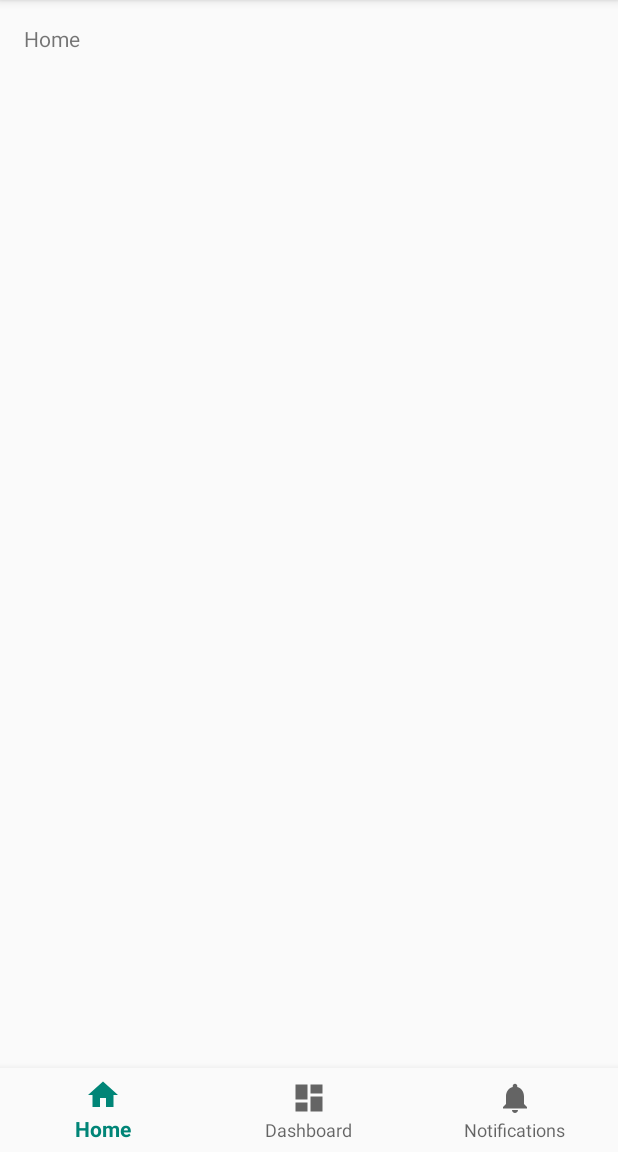
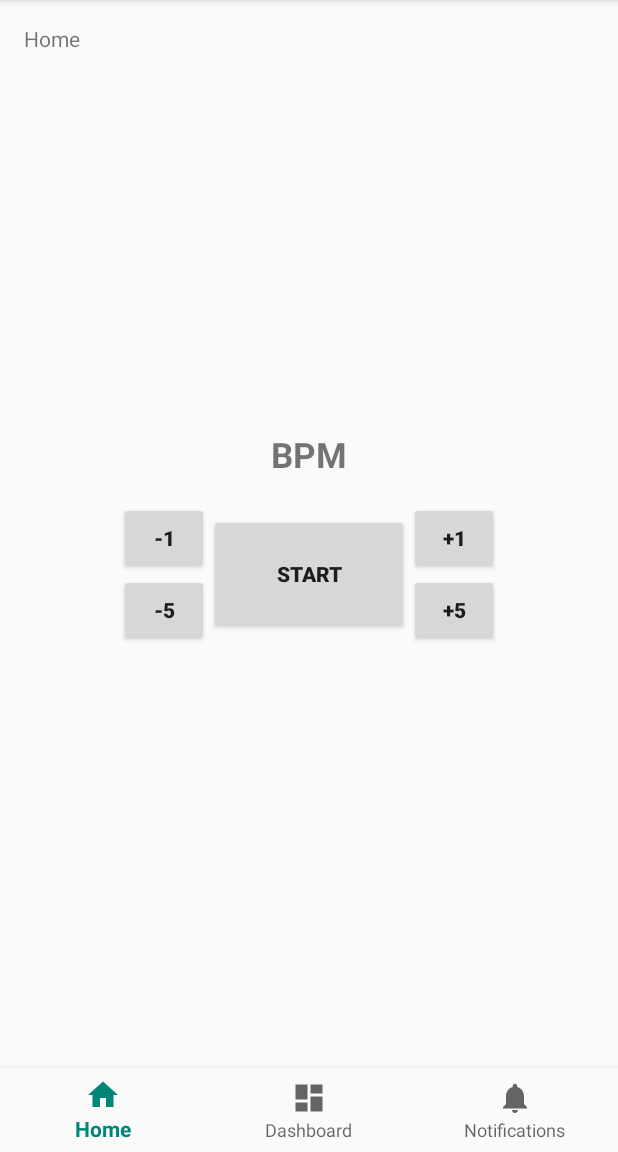
Before and after one commit to andredxc/embarcados, an Android app: the screen it shows after launch (MainActivity), on a phone screen of 412 x 824 dp, the part 84-1236 px from its top. Run offline under Robolectric (Android 15) with nearby library versions, the phone set to English and light mode, and no system bars.

Commit message:
Funcionando o metronomo

```diff
--- a/togepy/app/src/main/java/com/example/togepy/MainActivity.java
+++ b/togepy/app/src/main/java/com/example/togepy/MainActivity.java
@@ -7,11 +7,15 @@ import com.google.android.material.bottomnavigation.BottomNavigationView;
 import androidx.appcompat.app.AppCompatActivity;
 import androidx.annotation.NonNull;
 
+import android.util.Log;
 import android.view.MenuItem;
+import android.view.View;
+import android.widget.Button;
 import android.widget.TextView;
 
 public class MainActivity extends AppCompatActivity {
     private TextView mTextMessage;
+    private Metronome _metronome = null;
 
     private BottomNavigationView.OnNavigationItemSelectedListener mOnNavigationItemSelectedListener
             = new BottomNavigationView.OnNavigationItemSelectedListener() {
@@ -40,6 +44,47 @@ public class MainActivity extends AppCompatActivity {
         BottomNavigationView navView = findViewById(R.id.nav_view);
         mTextMessage = findViewById(R.id.message);
         navView.setOnNavigationItemSelectedListener(mOnNavigationItemSelectedListener);
+
+        _metronome = new Metronome();
     }
 
+    //Handles "start metronome" XML button
+    public void activateMetronome(View view){
+
+        if(_metronome.getIsRunning()){
+            //Metronome is running
+            _metronome.stop();
+            Button mButton = (Button)findViewById(R.id.activate_metronome);
+            mButton.setText(R.string.start_metronome);
+        }
+        else{
+            _metronome.setBpmTextView((TextView) findViewById(R.id.bpmTextView));
+            _metronome.start(this);
+            Button mButton = (Button)findViewById(R.id.activate_metronome);
+            mButton.setText(R.string.stop_metronome);
+        }
+    }
+
+    //Handles time changing XML buttons
+    public void changeMetronomeTime(View view){
+
+        switch(view.getId()){
+
+            case R.id.timePlusOne:
+                _metronome.increaseBpm(1);
+                break;
+            case R.id.timePlusFive:
+                _metronome.increaseBpm(5);
+                break;
+            case R.id.timeMinusOne:
+                _metronome.decreaseBpm(1);
+                break;
+            case R.id.timeMinusFive:
+                _metronome.decreaseBpm(5);
+                break;
+            default:
+                Log.e("Internal", "Unrecognized button id");
+        }
+
+    }
 }
--- a/togepy/app/src/main/res/layout/activity_main.xml
+++ b/togepy/app/src/main/res/layout/activity_main.xml
@@ -18,6 +18,90 @@
         app:layout_constraintLeft_toLeftOf="parent"
         app:layout_constraintTop_toTopOf="parent" />
 
+    <TextView
+        android:id="@+id/bpmTextView"
+        android:layout_width="wrap_content"
+        android:layout_height="wrap_content"
+        android:textStyle="bold"
+        android:text="BPM"
+        android:textSize="35px"
+        app:layout_constraintRight_toRightOf="parent"
+        app:layout_constraintLeft_toLeftOf="parent"
+        app:layout_constraintBottom_toTopOf="@+id/linearLayout"
+        app:layout_constraintTop_toTopOf="parent"
+        app:layout_constraintVertical_bias="1.0" />
+
+    <LinearLayout
+        android:orientation="horizontal"
+        android:layout_width="wrap_content"
+        android:layout_height="wrap_content"
+        android:padding="16dp"
+        app:layout_constraintBottom_toBottomOf="parent"
+        app:layout_constraintTop_toTopOf="parent"
+        app:layout_constraintRight_toRightOf="parent"
+        app:layout_constraintLeft_toLeftOf="parent"
+        app:layout_constraintVertical_bias="0.498"
+        android:id="@+id/linearLayout">
+
+
+        <LinearLayout
+            android:layout_width="wrap_content"
+            android:layout_height="wrap_content"
+            android:orientation="vertical">
+
+            <Button
+                android:id="@+id/timeMinusOne"
+                android:layout_width="90px"
+                android:layout_height="wrap_content"
+                android:onClick="changeMetronomeTime"
+                android:textStyle="bold"
+                android:text="@string/timeMinusOne" />
+
+            <Button
+                android:id="@+id/timeMinusFive"
+                android:layout_width="90px"
+                android:layout_height="wrap_content"
+                android:onClick="changeMetronomeTime"
+                android:textStyle="bold"
+                android:text="@string/timeMinusFive" />
+
+        </LinearLayout>
+
+        <Button
+            android:id="@+id/activate_metronome"
+            android:layout_width="200px"
+            android:layout_height="120px"
+            android:layout_gravity="center"
+            android:onClick="activateMetronome"
+            android:text="@string/start_metronome"
+            android:textStyle="bold" />
+
+        <LinearLayout
+            android:layout_width="wrap_content"
+            android:layout_height="wrap_content"
+            android:orientation="vertical">
+
+            <Button
+                android:id="@+id/timePlusOne"
+                android:layout_width="90px"
+                android:layout_height="wrap_content"
+                android:onClick="changeMetronomeTime"
+                android:textStyle="bold"
+                android:text="@string/timePlusOne" />
+
+            <Button
+                android:id="@+id/timePlusFive"
+                android:layout_width="90px"
+                android:layout_height="wrap_content"
+                android:onClick="changeMetronomeTime"
+                android:textStyle="bold"
+                android:text="@string/timePlusFive" />
+
+        </LinearLayout>
+
+
+    </LinearLayout>
+
     <com.google.android.material.bottomnavigation.BottomNavigationView
         android:id="@+id/nav_view"
         android:layout_width="0dp"
--- a/togepy/app/src/main/res/values/strings.xml
+++ b/togepy/app/src/main/res/values/strings.xml
@@ -3,4 +3,15 @@
     <string name="title_home">Home</string>
     <string name="title_dashboard">Dashboard</string>
     <string name="title_notifications">Notifications</string>
+
+    <string name="action_settings">Settings</string>
+    <string name="drawer_metronome">Metronome</string>
+    <string name="drawer_information">Information</string>
+    <string name="drawer_settings">Settings</string>
+    <string name="start_metronome">START</string>
+    <string name="timePlusOne">+1</string>
+    <string name="timeMinusOne">-1</string>
+    <string name="timeMinusFive">-5</string>
+    <string name="timePlusFive">+5</string>
+    <string name="stop_metronome">STOP</string>
 </resources>
```
